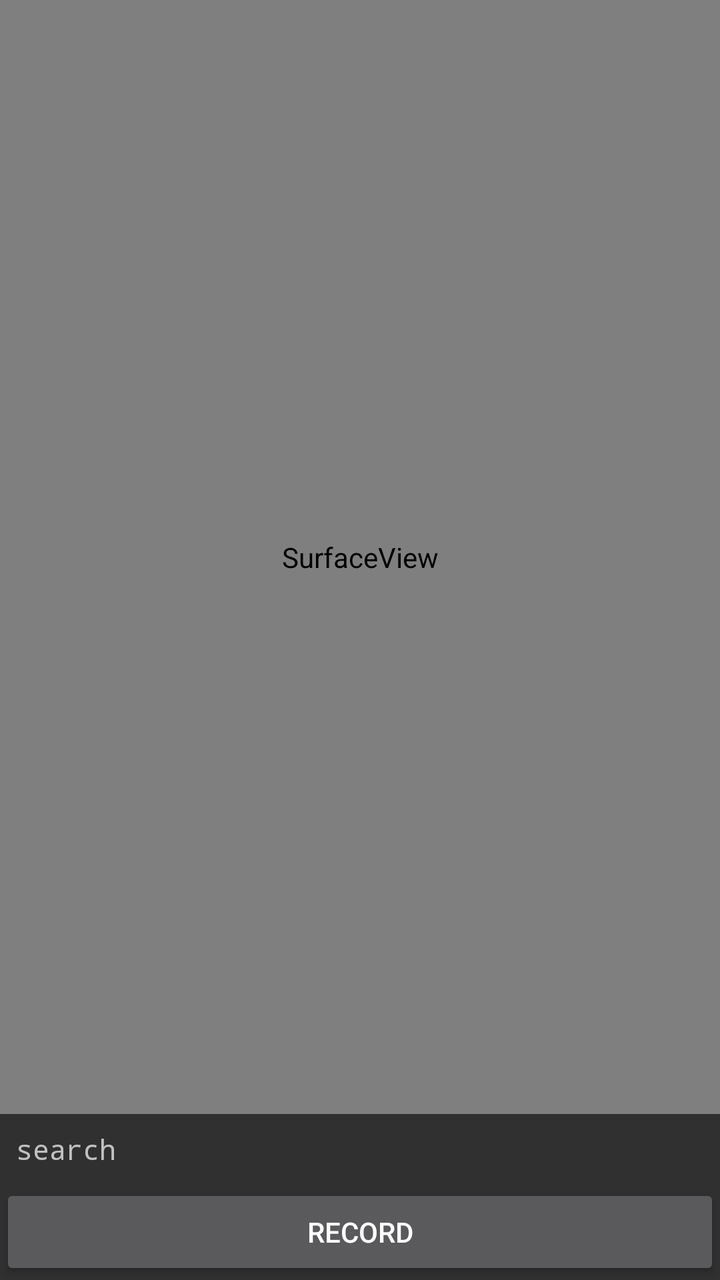
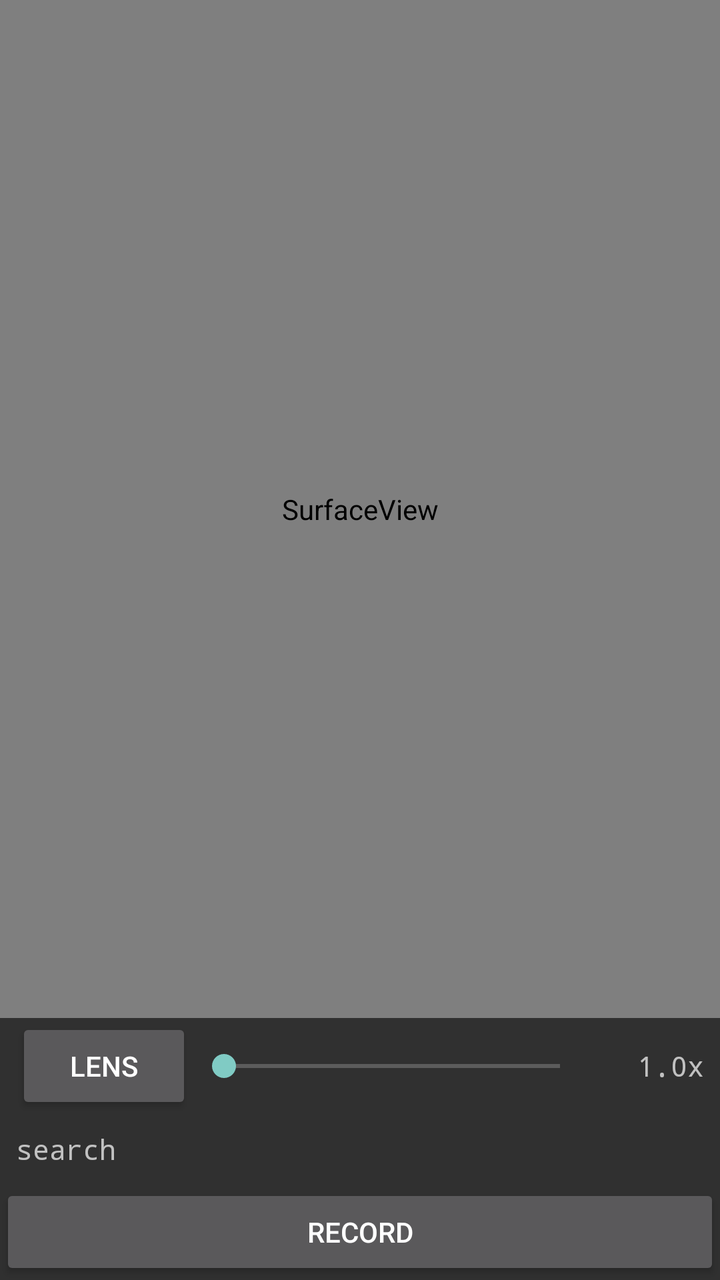

Two renders of the same Android screen: before a commit and after it. Below are the layout's source before the change and the commit's diff.
<!-- AndroidManifest.xml: application theme Theme.AppCompat.NoActionBar -->
<!-- res/layout/main.xml -->
<?xml version="1.0" encoding="utf-8"?>
<LinearLayout xmlns:android="http://schemas.android.com/apk/res/android"
    android:layout_width="match_parent"
    android:layout_height="match_parent"
    android:orientation="vertical">

    <SurfaceView
        android:id="@+id/preview"
        android:layout_width="match_parent"
        android:layout_height="0dp"
        android:layout_weight="1" />

    <TextView
        android:id="@+id/status"
        android:layout_width="match_parent"
        android:layout_height="wrap_content"
        android:padding="8dp"
        android:fontFamily="monospace"
        android:textSize="14sp"
        android:text="search" />

    <Button
        android:id="@+id/record"
        android:layout_width="match_parent"
        android:layout_height="wrap_content"
        android:text="record" />
</LinearLayout>
<!-- resources referenced by this layout -->
<resources>

</resources>

<!-- the commit's change to res/layout/main.xml (unified diff, before → after) -->
@@ -9,6 +9,36 @@
         android:layout_width="match_parent"
         android:layout_height="0dp"
         android:layout_weight="1" />
+
+    <LinearLayout
+        android:layout_width="match_parent"
+        android:layout_height="wrap_content"
+        android:orientation="horizontal"
+        android:gravity="center_vertical"
+        android:paddingStart="8dp"
+        android:paddingEnd="8dp">
+
+        <Button
+            android:id="@+id/lens"
+            android:layout_width="wrap_content"
+            android:layout_height="wrap_content"
+            android:text="lens" />
+
+        <SeekBar
+            android:id="@+id/zoom"
+            android:layout_width="0dp"
+            android:layout_height="wrap_content"
+            android:layout_weight="1"
+            android:max="100" />
+
+        <TextView
+            android:id="@+id/zoomText"
+            android:layout_width="56dp"
+            android:layout_height="wrap_content"
+            android:gravity="end"
+            android:fontFamily="monospace"
+            android:text="1.0x" />
+    </LinearLayout>
 
     <TextView
         android:id="@+id/status"
